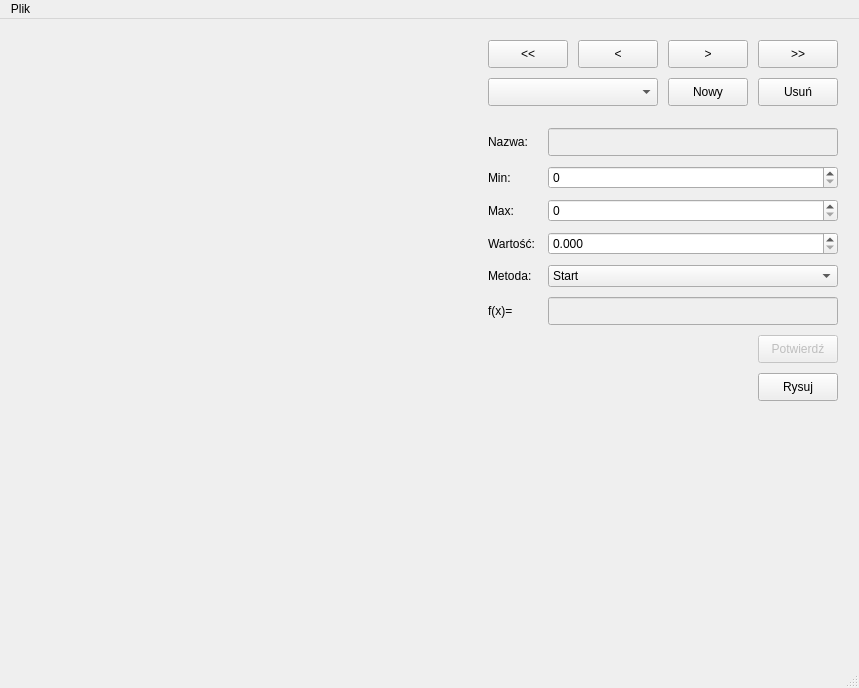
Before: the Qt Designer form FizykoChemia/resources/testv2.ui in SlowikowskiMichal/FizykoChemia, drawn with Qt 5.
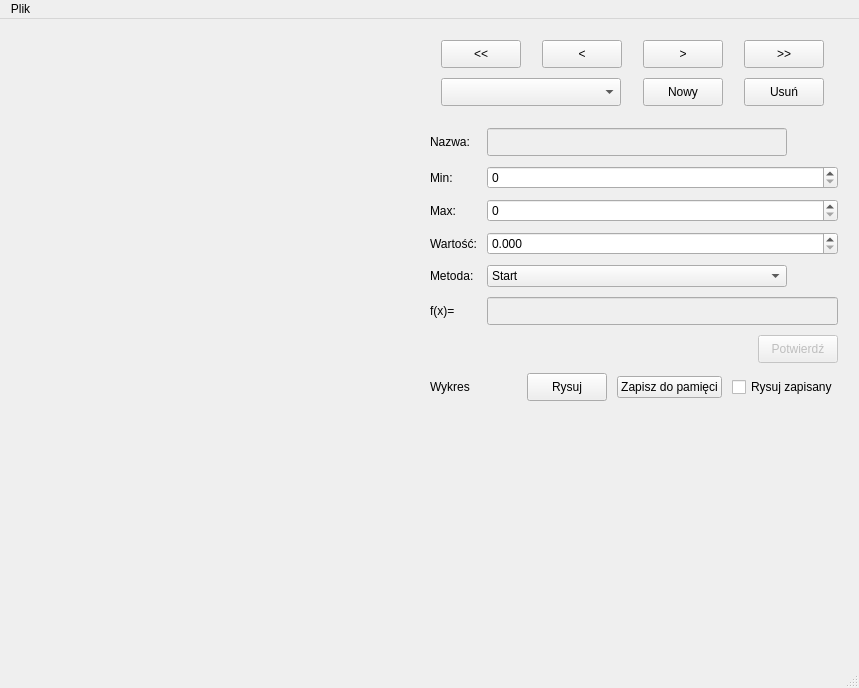
After: the same form once the commit is applied. Custom widgets are drawn as their Qt base class.

```diff
--- a/FizykoChemia/resources/testv2.ui
+++ b/FizykoChemia/resources/testv2.ui
@@ -279,6 +279,20 @@
             </property>
            </widget>
           </item>
+          <item>
+           <widget class="QPushButton" name="savePlotButton">
+            <property name="text">
+             <string>Zapisz do pamięci</string>
+            </property>
+           </widget>
+          </item>
+          <item>
+           <widget class="QCheckBox" name="drawSavedPlotCheckBox">
+            <property name="text">
+             <string>Rysuj zapisany</string>
+            </property>
+           </widget>
+          </item>
          </layout>
         </item>
         <item row="0" column="0">
@@ -509,6 +523,13 @@
           </property>
          </widget>
         </item>
+        <item row="7" column="0">
+         <widget class="QLabel" name="plotLabel">
+          <property name="text">
+           <string>Wykres</string>
+          </property>
+         </widget>
+        </item>
        </layout>
       </item>
       <item>
```
